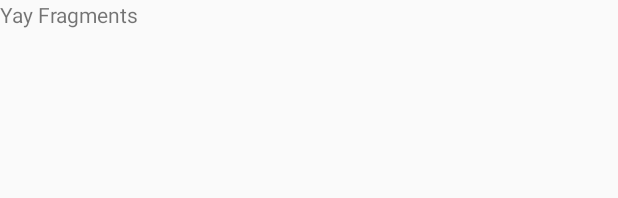
After one commit to d-jeong/ReCPReadytoCookandPrepare, an Android app: the layout fragment_list.xml on its own in the app's theme, with its tools: preview values and no code run, on a phone screen of 412 x 824 dp. The commit adds this screen. Shown: the top 198 px of the screen. Run offline under Robolectric (Android 15) with nearby library versions, the phone set to English and light mode, and no system bars.

Commit message:
Got a working dummy fragment list

```diff
--- /dev/null
+++ b/app/src/main/res/layout/fragment_list.xml
@@ -0,0 +1,11 @@
+<?xml version="1.0" encoding="utf-8"?>
+<LinearLayout xmlns:android="http://schemas.android.com/apk/res/android"
+    android:orientation="vertical" android:layout_width="match_parent"
+    android:layout_height="match_parent">
+
+    <TextView
+        android:text="Yay Fragments"
+        android:layout_width="match_parent"
+        android:layout_height="wrap_content"
+        android:id="@+id/textView" />
+</LinearLayout>
```
Also changed, not shown: app/src/main/java/com/davidjeong/recpreadytocookandprepare/ListFragment.java (added, +17 -0 lines), app/src/main/java/com/davidjeong/recpreadytocookandprepare/MainActivity.java (+10 -0 lines), app/src/main/res/layout/activity_main.xml (+5 -7 lines).
